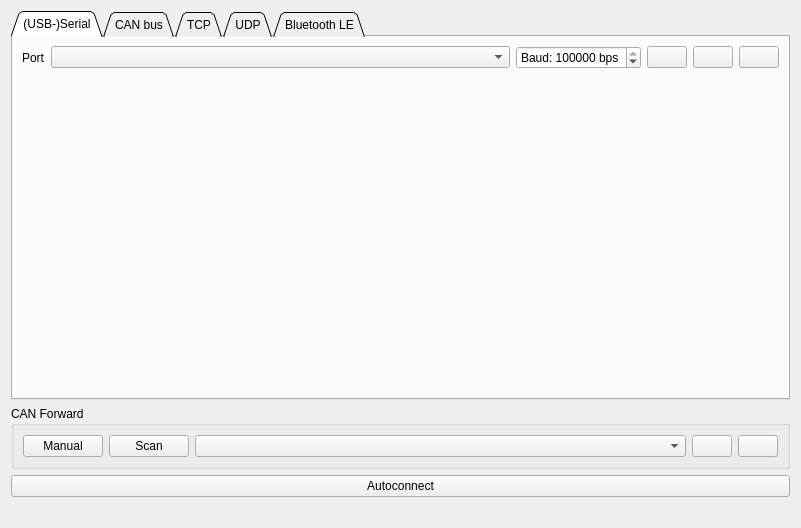
vedderb/vesc_tool, file pages/pageconnection.ui: the form before one commit.
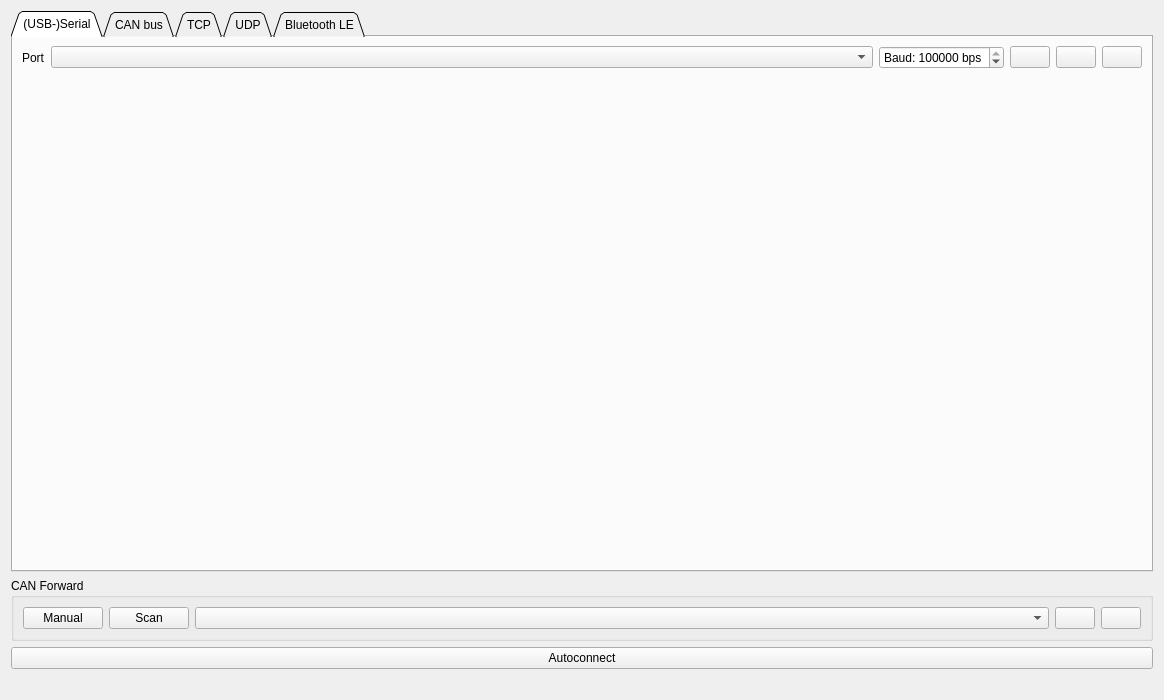
The form after the commit. The open tabs and pages were chosen to show the change. Icons and pictures are not drawn.

```diff
--- a/pages/pageconnection.ui
+++ b/pages/pageconnection.ui
@@ -6,8 +6,8 @@
    <rect>
     <x>0</x>
     <y>0</y>
-    <width>801</width>
-    <height>528</height>
+    <width>1164</width>
+    <height>700</height>
    </rect>
   </property>
   <property name="windowTitle">
```
Left out of the diff: 2 changed lines with no effect on the pictures.
